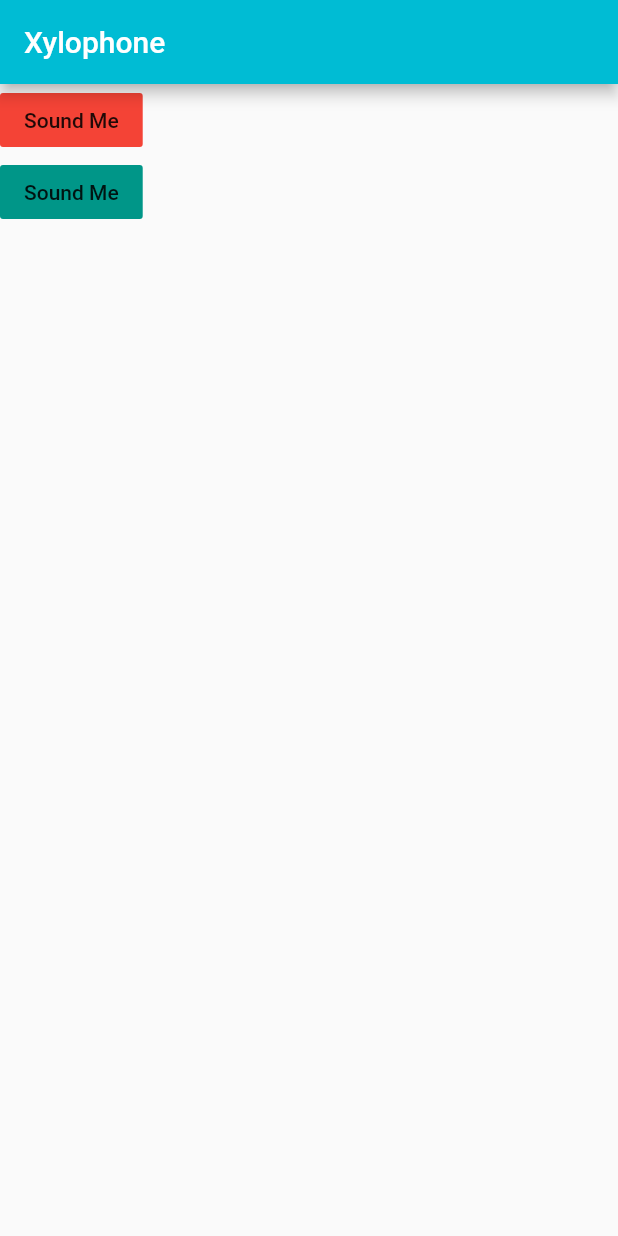
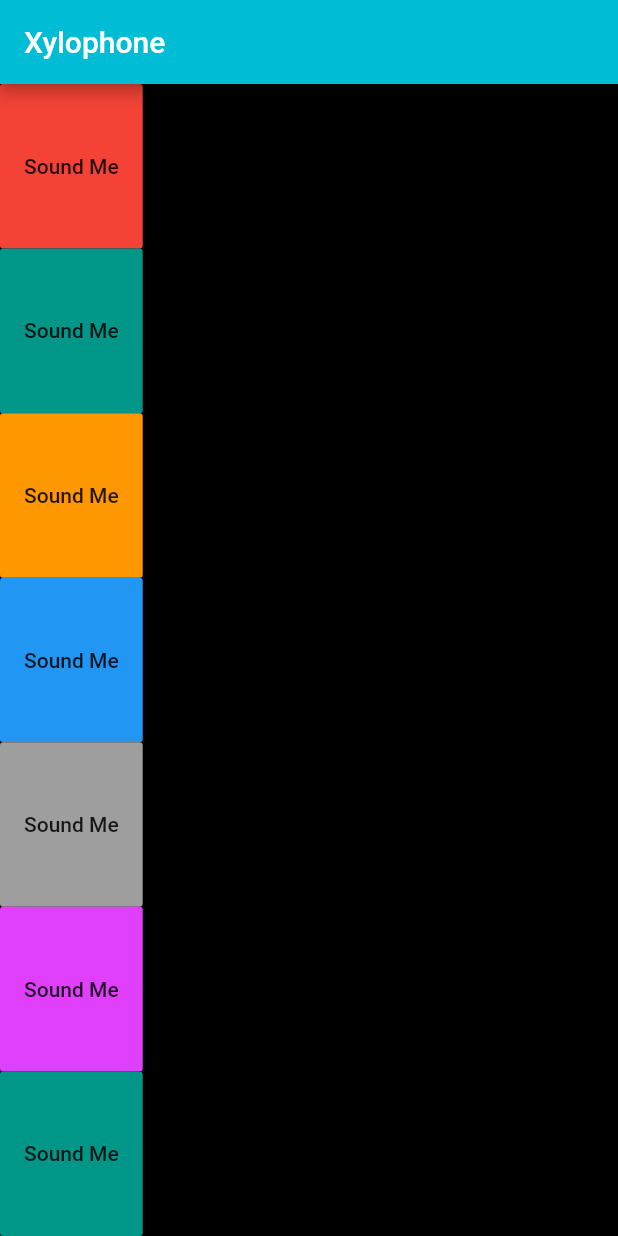
Before and after one commit to aximilli1212/flutter-googles, a Flutter app: the screen it shows after launch, after a tap on "Sound Me", on a phone screen of 412 x 824 dp. Run offline on Flutter 3.47's test engine with Material 2 defaults, Android fonts, the phone set to English and light mode, and no system bars; our stand-ins replace audioplayers.

Commit message:
Wrap flatbuttons in expanded widgets

```diff
--- a/xylophone/lib/main.dart
+++ b/xylophone/lib/main.dart
@@ -4,31 +4,81 @@ void main() => runApp(MyApp());
 
 class MyApp extends StatelessWidget {
   @override
+
+  void playSound(int num){
+    final player = AudioCache();
+    player.play('note$num.wav');
+  }
+
   Widget build(BuildContext context) {
     return MaterialApp(
       title: 'Xylophone',
       home: Scaffold(
+        backgroundColor: Colors.black,
           appBar: AppBar(
             backgroundColor: Colors.cyan,
             title: Text('Xylophone'),
           ),
       body: Column(
+        mainAxisAlignment: MainAxisAlignment.end,
         children: <Widget>[
-          FlatButton(
+          Expanded(
+            child: FlatButton(
               color: Colors.red,
               child: Text('Sound Me'),
               onPressed: (){
-              final player = AudioCache();
-              player.play('note1.wav');
+               playSound(1);
               },
             ),
-          FlatButton(
+          ),
+          Expanded(
+            child: FlatButton(
               color: Colors.teal,
               child: Text('Sound Me'),
               onPressed: (){
-              final player = AudioCache();
-              player.play('note1.wav');
+               playSound(2);
               },
+            ),
+          ), Expanded(
+            child: FlatButton(
+              color: Colors.orange,
+              child: Text('Sound Me'),
+              onPressed: (){
+               playSound(3);
+              },
+            ),
+          ), Expanded(
+            child: FlatButton(
+              color: Colors.blue,
+              child: Text('Sound Me'),
+              onPressed: (){
+               playSound(4);
+              },
+            ),
+          ), Expanded(
+            child: FlatButton(
+              color: Colors.grey,
+              child: Text('Sound Me'),
+              onPressed: (){
+               playSound(5);
+              },
+            ),
+          ), Expanded(
+            child: FlatButton(
+              color: Colors.purpleAccent,
+              child: Text('Sound Me'),
+              onPressed: (){
+               playSound(6);
+              },
+            ),
+          ), Expanded(
+            child: FlatButton(
+              color: Colors.teal,
+              child: Text('Sound Me'),
+              onPressed: (){
+               playSound(7);
+              },
+            ),
           ),
         ],
       )
```
Lines whose indentation alone changed are shown as unchanged.
